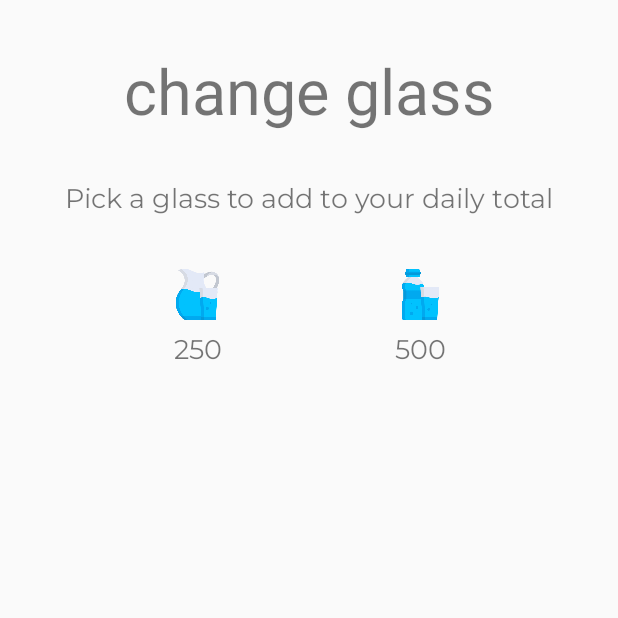
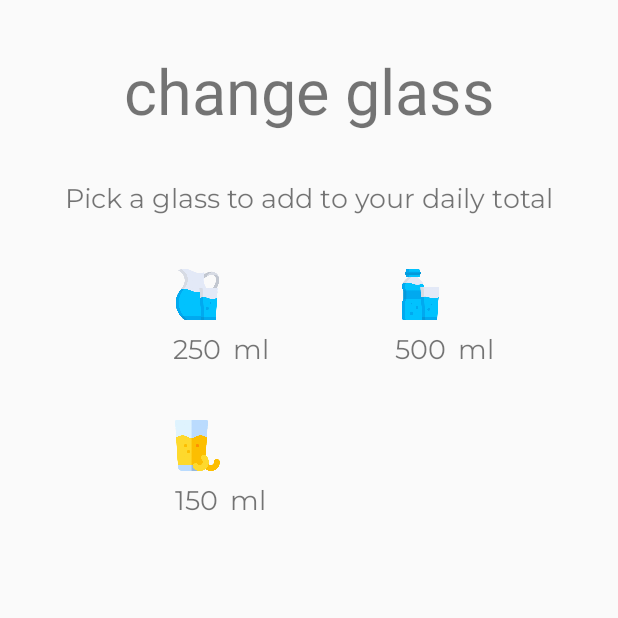
Before and after one commit to EmmaBorkent/DrinkWater, an Android app: the screen it shows after launch (SetGlassActivity), after a tap on "Add a Glass", on a phone screen of 412 x 824 dp, the top half of it. Run offline under Robolectric (Android 15) with nearby library versions, the phone set to English and light mode, and no system bars; Roboto replaces fonts that are not available here.

Commit message:
Added a new glass of type Juice

```diff
--- a/app/src/main/java/com/ishiki/mizuwodrinkwater/controller/MainActivity.kt
+++ b/app/src/main/java/com/ishiki/mizuwodrinkwater/controller/MainActivity.kt
@@ -1,6 +1,5 @@
 package com.ishiki.mizuwodrinkwater.controller
 
-import android.content.Context
 import android.content.Intent
 import android.os.Bundle
 import android.support.v7.app.AppCompatActivity
@@ -11,6 +10,7 @@ import com.ishiki.mizuwodrinkwater.model.Drinks
 import com.ishiki.mizuwodrinkwater.services.DataService.bottle
 import com.ishiki.mizuwodrinkwater.services.DataService.drinksToday
 import com.ishiki.mizuwodrinkwater.services.DataService.glass
+import com.ishiki.mizuwodrinkwater.services.DataService.juice
 import com.ishiki.mizuwodrinkwater.utilities.EXTRA_CURRENT
 import com.ishiki.mizuwodrinkwater.utilities.EXTRA_DAILY
 import com.ishiki.mizuwodrinkwater.utilities.EXTRA_SET
@@ -21,7 +21,6 @@ class MainActivity : AppCompatActivity() {
     private var dailyTotal = 0
     private var currentGlass = glass
     private lateinit var adapter: TodayDrinksAdapter
-    lateinit var context: Context
 
     override fun onSaveInstanceState(outState: Bundle?) {
         super.onSaveInstanceState(outState)
@@ -50,19 +49,26 @@ class MainActivity : AppCompatActivity() {
         adapter = TodayDrinksAdapter(this, drinksToday)
         drinksTodayList.adapter = adapter
 
-        if (mainWaterAmount.text == "500") {
-            mainDrinkImage.setBackgroundResource(R.drawable.water02)
+        when (mainWaterAmount.text) {
+            "500" -> mainDrinkImage.setBackgroundResource(R.drawable.water02)
+            "150" -> mainDrinkImage.setBackgroundResource(R.drawable.water03)
+            else -> mainDrinkImage.setBackgroundResource(R.drawable.water01)
         }
     }
 
     fun addWaterClick(@Suppress("UNUSED_PARAMETER") view: View) {
         mainTextDailyTotal.text = addWater().toString()
 
-        if (mainWaterAmount.text == glass.volume) {
-            drinksToday.add(0, glass)
-        } else {
-            drinksToday.add(0, bottle)
+        when (mainWaterAmount.text) {
+            glass.volume -> drinksToday.add(0, glass)
+            bottle.volume -> drinksToday.add(0, bottle)
+            else -> drinksToday.add(0, juice)
         }
+//        if (mainWaterAmount.text == glass.volume) {
+//            drinksToday.add(0, glass)
+//        } else {
+//            drinksToday.add(0, bottle)
+//        }
         adapter.notifyDataSetChanged()
 
         // Print to check
--- a/app/src/main/java/com/ishiki/mizuwodrinkwater/controller/SetGlassActivity.kt
+++ b/app/src/main/java/com/ishiki/mizuwodrinkwater/controller/SetGlassActivity.kt
@@ -8,6 +8,7 @@ import com.ishiki.mizuwodrinkwater.R
 import com.ishiki.mizuwodrinkwater.model.Drinks
 import com.ishiki.mizuwodrinkwater.services.DataService.bottle
 import com.ishiki.mizuwodrinkwater.services.DataService.glass
+import com.ishiki.mizuwodrinkwater.services.DataService.juice
 import com.ishiki.mizuwodrinkwater.utilities.EXTRA_CURRENT
 import com.ishiki.mizuwodrinkwater.utilities.EXTRA_DAILY
 import com.ishiki.mizuwodrinkwater.utilities.EXTRA_SET
@@ -51,4 +52,16 @@ class SetGlassActivity : AppCompatActivity() {
         glass500Intent.putExtra(EXTRA_SET, currentGlass)
         startActivity(glass500Intent)
     }
+
+    fun setGlassJuice(@Suppress("UNUSED_PARAMETER") view: View) {
+        currentGlass = juice
+
+        // Print to check
+        println("Changed to ${currentGlass.glass}")
+
+        val glassJuiceIntent = Intent(this, MainActivity::class.java)
+        glassJuiceIntent.putExtra(EXTRA_DAILY, dailyTotal)
+        glassJuiceIntent.putExtra(EXTRA_SET, currentGlass)
+        startActivity(glassJuiceIntent)
+    }
 }
--- a/app/src/main/java/com/ishiki/mizuwodrinkwater/services/DataService.kt
+++ b/app/src/main/java/com/ishiki/mizuwodrinkwater/services/DataService.kt
@@ -12,5 +12,6 @@ object DataService {
 
     val glass = Drinks("glass", "water01", "250", "ml")
     val bottle = Drinks("bottle", "water02", "500", "ml")
+    val juice = Drinks("juice", "water03", "150", "ml")
 
 }
--- a/app/src/main/res/layout-land/activity_set_glass.xml
+++ b/app/src/main/res/layout-land/activity_set_glass.xml
@@ -6,6 +6,45 @@
         android:layout_width="match_parent"
         android:layout_height="match_parent"
         tools:context=".controller.SetGlassActivity">
+
+    <TextView
+            android:id="@+id/mainTextUnit9"
+            android:text="@string/main_unit"
+            android:fontFamily="@font/montserrat"
+            android:textSize="18sp"
+            android:layout_width="wrap_content"
+            android:layout_height="wrap_content"
+            android:textAlignment="center"
+            app:layout_constraintTop_toTopOf="@+id/setGlassTextJuice"
+            app:layout_constraintBottom_toBottomOf="@+id/setGlassTextJuice"
+            app:layout_constraintStart_toEndOf="@+id/setGlassTextJuice"
+            android:layout_marginStart="8dp"/>
+
+    <TextView
+            android:id="@+id/mainTextUnit8"
+            android:text="@string/main_unit"
+            android:fontFamily="@font/montserrat"
+            android:textSize="18sp"
+            android:layout_width="wrap_content"
+            android:layout_height="wrap_content"
+            android:textAlignment="center"
+            app:layout_constraintTop_toTopOf="@+id/setGlassTextBottle"
+            app:layout_constraintBottom_toBottomOf="@+id/setGlassTextBottle"
+            app:layout_constraintStart_toEndOf="@+id/setGlassTextBottle"
+            android:layout_marginStart="8dp"/>
+
+    <TextView
+            android:id="@+id/mainTextUnit7"
+            android:text="@string/main_unit"
+            android:fontFamily="@font/montserrat"
+            android:textSize="18sp"
+            android:layout_width="wrap_content"
+            android:layout_height="wrap_content"
+            android:textAlignment="center"
+            app:layout_constraintStart_toEndOf="@+id/setGlassTextGlass"
+            android:layout_marginStart="8dp"
+            app:layout_constraintBottom_toBottomOf="@+id/setGlassTextGlass"
+            app:layout_constraintTop_toTopOf="@+id/setGlassTextGlass"/>
 
     <TextView
             android:id="@+id/setGlassTextTitle"
@@ -33,7 +72,7 @@
             app:layout_constraintTop_toBottomOf="@+id/setGlassTextTitle"
             app:layout_constraintStart_toStartOf="parent"
             app:layout_constraintEnd_toEndOf="parent"
-            android:layout_marginTop="8dp"
+            android:layout_marginTop="16dp"
             android:layout_marginStart="8dp"
             android:layout_marginEnd="8dp"/>
 
@@ -46,17 +85,14 @@
             android:layout_width="0dp"
             android:layout_height="0dp"
             android:scaleType="centerCrop"
+            app:layout_constraintStart_toStartOf="parent"
+            app:layout_constraintHorizontal_bias="0.5"
+            app:layout_constraintEnd_toStartOf="@+id/setGlassImageBottle"
+            android:layout_marginTop="32dp"
             app:layout_constraintTop_toBottomOf="@+id/setGlassText"
-            app:layout_constraintStart_toStartOf="parent"
-            app:layout_constraintEnd_toStartOf="@+id/setGlassImageBottle"
-            app:layout_constraintBottom_toTopOf="@id/setGlassTextGlass"
-            app:layout_constraintHorizontal_bias="0.5"
-            app:layout_constraintDimensionRatio="w,1:1"
-            android:layout_marginStart="40dp"
-            android:layout_marginTop="32dp"
-            android:layout_marginEnd="20dp"
-            android:layout_marginBottom="16dp"
-            app:layout_constraintHorizontal_chainStyle="packed"/>
+            app:layout_constraintDimensionRatio="1:1"
+            android:layout_marginStart="64dp"
+            />
 
     <ImageButton
             android:id="@+id/setGlassImageBottle"
@@ -67,15 +103,14 @@
             android:layout_width="0dp"
             android:layout_height="0dp"
             android:scaleType="centerCrop"
+            app:layout_constraintStart_toEndOf="@+id/setGlassImageGlass"
+            app:layout_constraintHorizontal_bias="0.5"
+            app:layout_constraintEnd_toStartOf="@+id/setGlassImageJuice"
             app:layout_constraintTop_toTopOf="@+id/setGlassImageGlass"
-            app:layout_constraintStart_toEndOf="@+id/setGlassImageGlass"
-            app:layout_constraintEnd_toEndOf="parent"
-            app:layout_constraintBottom_toTopOf="@+id/setGlassTextBottle"
-            app:layout_constraintHorizontal_bias="0.5"
-            app:layout_constraintDimensionRatio="w,1:1"
-            android:layout_marginStart="20dp"
-            android:layout_marginEnd="40dp"
-            android:layout_marginBottom="16dp"/>
+            app:layout_constraintDimensionRatio="1:1"
+            android:layout_marginStart="32dp"
+            android:layout_marginEnd="32dp"
+            app:layout_constraintBottom_toBottomOf="@+id/setGlassImageGlass"/>
 
     <TextView
             android:id="@+id/setGlassTextGlass"
@@ -85,11 +120,14 @@
             android:textAlignment="center"
             android:layout_width="wrap_content"
             android:layout_height="wrap_content"
-            app:layout_constraintTop_toBottomOf="@+id/setGlassImageGlass"
             app:layout_constraintStart_toStartOf="@+id/setGlassImageGlass"
             app:layout_constraintEnd_toEndOf="@+id/setGlassImageGlass"
             app:layout_constraintBottom_toBottomOf="parent"
-            android:layout_marginBottom="16dp"/>
+            android:layout_marginBottom="16dp"
+            android:layout_marginTop="8dp"
+            app:layout_constraintTop_toBottomOf="@+id/setGlassImageGlass"
+            app:layout_constraintVertical_bias="0.0"
+            app:layout_constraintHorizontal_bias="0.4"/>
 
     <TextView
             android:id="@+id/setGlassTextBottle"
@@ -99,10 +137,47 @@
             android:textAlignment="center"
             android:layout_width="wrap_content"
             android:layout_height="wrap_content"
-            app:layout_constraintTop_toBottomOf="@+id/setGlassImageBottle"
             app:layout_constraintStart_toStartOf="@+id/setGlassImageBottle"
             app:layout_constraintEnd_toEndOf="@+id/setGlassImageBottle"
             app:layout_constraintBottom_toBottomOf="parent"
-            android:layout_marginBottom="16dp" />
+            android:layout_marginBottom="16dp"
+            android:layout_marginTop="8dp"
+            app:layout_constraintTop_toBottomOf="@+id/setGlassImageBottle"
+            app:layout_constraintVertical_bias="0.0"
+            app:layout_constraintHorizontal_bias="0.4"/>
+
+    <TextView
+            android:id="@+id/setGlassTextJuice"
+            android:text="@string/glass_150"
+            android:fontFamily="@font/montserrat"
+            android:textSize="18sp"
+            android:textAlignment="center"
+            android:layout_width="wrap_content"
+            android:layout_height="wrap_content"
+            android:layout_marginTop="8dp"
+            app:layout_constraintTop_toBottomOf="@+id/setGlassImageJuice"
+            app:layout_constraintStart_toStartOf="@+id/setGlassImageJuice"
+            app:layout_constraintEnd_toEndOf="@+id/setGlassImageJuice"
+            android:layout_marginBottom="8dp"
+            app:layout_constraintBottom_toBottomOf="parent"
+            app:layout_constraintVertical_bias="0.0"
+            app:layout_constraintHorizontal_bias="0.4"/>
+
+    <ImageButton
+            android:id="@+id/setGlassImageJuice"
+            app:srcCompat="@drawable/water03"
+            android:contentDescription="@string/glass_250"
+            android:background="@android:color/transparent"
+            android:onClick="setGlassJuice"
+            android:layout_width="0dp"
+            android:layout_height="0dp"
+            android:scaleType="centerCrop"
+            app:layout_constraintStart_toEndOf="@+id/setGlassImageBottle"
+            app:layout_constraintHorizontal_bias="0.5"
+            app:layout_constraintEnd_toEndOf="parent"
+            app:layout_constraintTop_toTopOf="@+id/setGlassImageBottle"
+            app:layout_constraintBottom_toBottomOf="@+id/setGlassImageBottle"
+            app:layout_constraintDimensionRatio="1:1"
+            android:layout_marginEnd="64dp"/>
 
 </android.support.constraint.ConstraintLayout>
--- a/app/src/main/res/layout/activity_set_glass.xml
+++ b/app/src/main/res/layout/activity_set_glass.xml
@@ -8,6 +8,59 @@
         tools:context=".controller.SetGlassActivity">
 
     <TextView
+            android:id="@+id/mainTextUnit5"
+            android:text="@string/main_unit"
+            android:fontFamily="@font/montserrat"
+            android:textSize="18sp"
+            android:layout_width="wrap_content"
+            android:layout_height="wrap_content"
+            android:textAlignment="center"
+            app:layout_constraintTop_toTopOf="@+id/setGlassTextBottle"
+            app:layout_constraintBottom_toBottomOf="@+id/setGlassTextBottle"
+            app:layout_constraintStart_toEndOf="@+id/setGlassTextBottle"
+            android:layout_marginStart="8dp"/>
+
+    <TextView
+            android:id="@+id/mainTextUnit4"
+            android:text="@string/main_unit"
+            android:fontFamily="@font/montserrat"
+            android:textSize="18sp"
+            android:layout_width="wrap_content"
+            android:layout_height="wrap_content"
+            android:textAlignment="center"
+            app:layout_constraintStart_toEndOf="@+id/setGlassTextGlass"
+            android:layout_marginStart="8dp"
+            app:layout_constraintBottom_toBottomOf="@+id/setGlassTextGlass"
+            app:layout_constraintTop_toTopOf="@+id/setGlassTextGlass"/>
+
+    <TextView
+            android:id="@+id/mainTextUnit6"
+            android:text="@string/main_unit"
+            android:fontFamily="@font/montserrat"
+            android:textSize="18sp"
+            android:layout_width="wrap_content"
+            android:layout_height="wrap_content"
+            android:textAlignment="center"
+            app:layout_constraintTop_toTopOf="@+id/setGlassTextJuice"
+            app:layout_constraintBottom_toBottomOf="@+id/setGlassTextJuice"
+            app:layout_constraintStart_toEndOf="@+id/setGlassTextJuice"
+            android:layout_marginStart="8dp"/>
+
+    <TextView
+            android:id="@+id/setGlassTextJuice"
+            android:text="@string/glass_150"
+            android:fontFamily="@font/montserrat"
+            android:textSize="18sp"
+            android:layout_width="wrap_content"
+            android:layout_height="wrap_content"
+            android:textAlignment="center"
+            app:layout_constraintTop_toBottomOf="@+id/setGlassImageJuice"
+            app:layout_constraintStart_toStartOf="@+id/setGlassImageJuice"
+            app:layout_constraintEnd_toEndOf="@+id/setGlassImageJuice"
+            android:layout_marginTop="8dp"
+            app:layout_constraintHorizontal_bias="0.4"/>
+
+    <TextView
             android:id="@+id/setGlassTextTitle"
             android:text="@string/set_glass"
             android:fontFamily="@font/julius_sans_one"
@@ -15,9 +68,12 @@
             android:layout_width="wrap_content"
             android:layout_height="wrap_content"
             android:layout_marginStart="8dp"
-            app:layout_constraintStart_toStartOf="parent" android:layout_marginEnd="8dp"
-            app:layout_constraintEnd_toEndOf="parent" android:layout_marginTop="32dp"
-            app:layout_constraintTop_toTopOf="parent" android:textAlignment="center"/>
+            app:layout_constraintStart_toStartOf="parent"
+            android:layout_marginEnd="8dp"
+            app:layout_constraintEnd_toEndOf="parent"
+            android:layout_marginTop="32dp"
+            app:layout_constraintTop_toTopOf="parent"
+            android:textAlignment="center"/>
 
     <TextView
             android:id="@+id/setGlassText"
@@ -26,9 +82,12 @@
             android:textSize="18sp"
             android:layout_width="wrap_content"
             android:layout_height="wrap_content"
-            android:textAlignment="center" android:layout_marginTop="32dp"
-            app:layout_constraintTop_toBottomOf="@+id/setGlassTextTitle" android:layout_marginStart="8dp"
-            app:layout_constraintStart_toStartOf="parent" android:layout_marginEnd="8dp"
+            android:textAlignment="center"
+            android:layout_marginTop="32dp"
+            app:layout_constraintTop_toBottomOf="@+id/setGlassTextTitle"
+            android:layout_marginStart="8dp"
+            app:layout_constraintStart_toStartOf="parent"
+            android:layout_marginEnd="8dp"
             app:layout_constraintEnd_toEndOf="parent"/>
 
     <ImageButton
@@ -50,15 +109,35 @@
             android:layout_marginEnd="20dp"/>
 
     <ImageButton
+            android:id="@+id/setGlassImageJuice"
+            app:srcCompat="@drawable/water03"
+            android:contentDescription="@string/glass_250"
+            android:background="@android:color/transparent"
+            android:onClick="setGlassJuice"
             android:layout_width="0dp"
-            android:layout_height="0dp" app:srcCompat="@drawable/water02"
+            android:layout_height="0dp"
+            android:scaleType="centerCrop"
+            app:layout_constraintDimensionRatio="w,1:1"
+            app:layout_constraintTop_toBottomOf="@+id/setGlassTextGlass"
+            app:layout_constraintStart_toStartOf="@+id/setGlassImageGlass"
+            app:layout_constraintEnd_toEndOf="@+id/setGlassImageGlass"
+            android:layout_marginTop="32dp"/>
+
+    <ImageButton
+            android:layout_width="0dp"
+            android:layout_height="0dp"
+            app:srcCompat="@drawable/water02"
             android:id="@+id/setGlassImageBottle"
-            app:layout_constraintStart_toEndOf="@+id/setGlassImageGlass" app:layout_constraintHorizontal_bias="0.5"
-            app:layout_constraintEnd_toEndOf="parent" app:layout_constraintDimensionRatio="w,1:1"
-            android:layout_marginStart="20dp" android:layout_marginEnd="40dp"
+            app:layout_constraintStart_toEndOf="@+id/setGlassImageGlass"
+            app:layout_constraintHorizontal_bias="0.5"
+            app:layout_constraintEnd_toEndOf="parent"
+            app:layout_constraintDimensionRatio="w,1:1"
+            android:layout_marginStart="20dp"
+            android:layout_marginEnd="40dp"
             app:layout_constraintTop_toTopOf="@+id/setGlassImageGlass"
             android:scaleType="centerCrop"
-            android:background="@android:color/transparent" android:contentDescription="@string/glass_500"
+            android:background="@android:color/transparent"
+            android:contentDescription="@string/glass_500"
             android:onClick="setGlass500"/>
 
     <TextView
@@ -69,8 +148,11 @@
             android:layout_width="wrap_content"
             android:layout_height="wrap_content"
             android:textAlignment="center"
-            android:layout_marginTop="8dp" app:layout_constraintTop_toBottomOf="@+id/setGlassImageGlass"
-            app:layout_constraintStart_toStartOf="@+id/setGlassImageGlass" app:layout_constraintEnd_toEndOf="@+id/setGlassImageGlass"/>
+            app:layout_constraintStart_toStartOf="@+id/setGlassImageGlass"
+            android:layout_marginTop="8dp"
+            app:layout_constraintTop_toBottomOf="@+id/setGlassImageGlass"
+            app:layout_constraintEnd_toEndOf="@+id/setGlassImageGlass"
+            app:layout_constraintHorizontal_bias="0.4"/>
 
     <TextView
             android:id="@+id/setGlassTextBottle"
@@ -80,7 +162,10 @@
             android:layout_width="wrap_content"
             android:layout_height="wrap_content"
             android:textAlignment="center"
-            android:layout_marginTop="8dp" app:layout_constraintTop_toBottomOf="@+id/setGlassImageBottle"
-            app:layout_constraintStart_toStartOf="@+id/setGlassImageBottle" app:layout_constraintEnd_toEndOf="@+id/setGlassImageBottle"/>
+            android:layout_marginTop="8dp"
+            app:layout_constraintTop_toBottomOf="@+id/setGlassImageBottle"
+            app:layout_constraintStart_toStartOf="@+id/setGlassImageBottle"
+            app:layout_constraintEnd_toEndOf="@+id/setGlassImageBottle"
+            app:layout_constraintHorizontal_bias="0.4"/>
 
 </android.support.constraint.ConstraintLayout>
--- a/app/src/main/res/values/strings.xml
+++ b/app/src/main/res/values/strings.xml
@@ -6,6 +6,7 @@
     <string name="main_unit">ml</string>
     <string name="main_add">+</string>
     <string name="basic_amount">%1$d</string>
+    <string name="glass_150">150</string>
     <string name="glass_250">250</string>
     <string name="glass_500">500</string>
     <string name="main_undo">undo</string>
```
